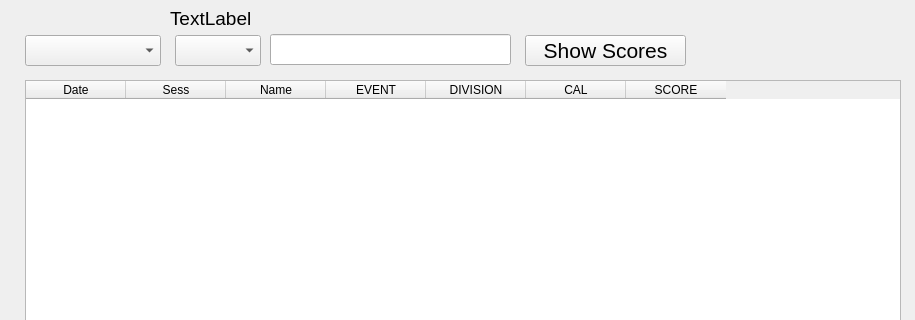
Old version of the form scoresbyshooter.ui in the repository steggy/mnsl-score-app; both pictures show x 0 to 915 and y 0 to 320 of the 915 by 586 pixel window.
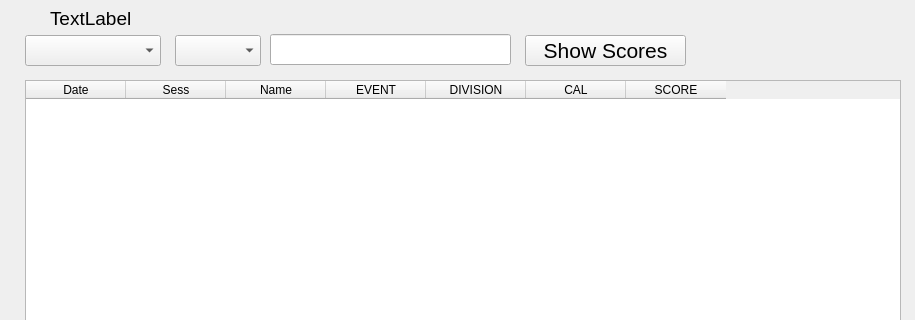
New version of the form.

```diff
--- a/scoresbyshooter.ui
+++ b/scoresbyshooter.ui
@@ -104,9 +104,9 @@
    <widget class="QLabel" name="lblSession">
     <property name="geometry">
      <rect>
-      <x>170</x>
+      <x>50</x>
       <y>5</y>
-      <width>516</width>
+      <width>826</width>
       <height>26</height>
      </rect>
     </property>
```
